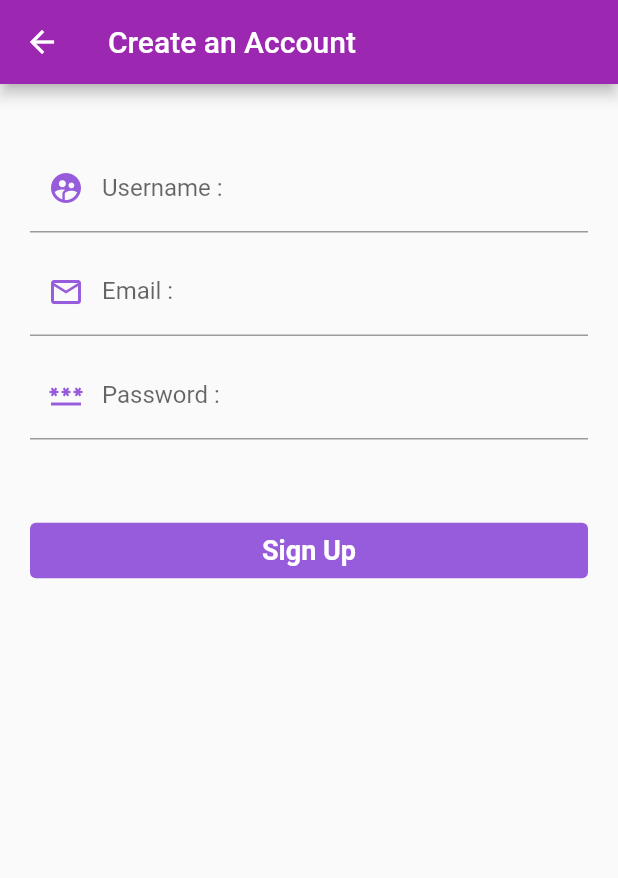
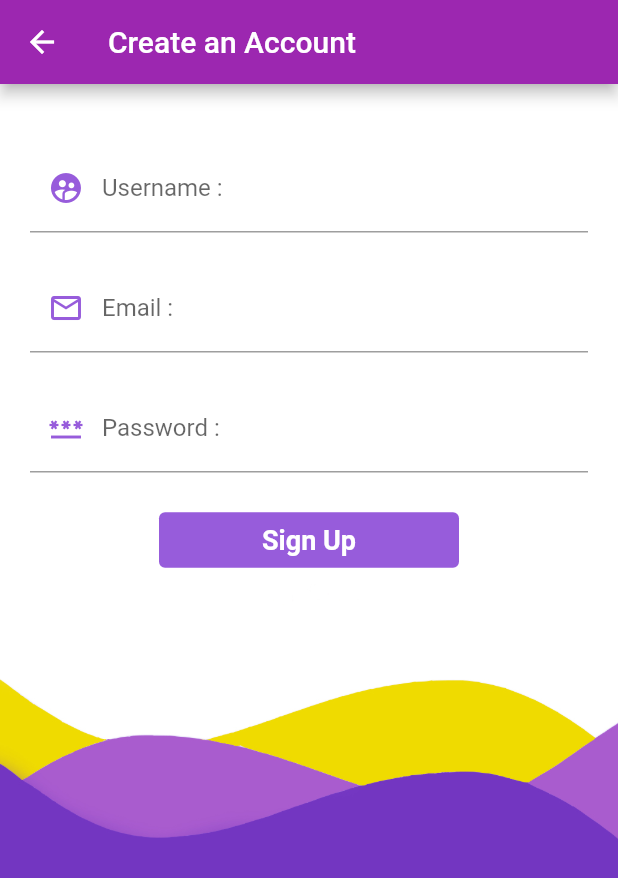
Before and after one commit to mehmetcanozcelik/QuizDone, a Flutter app: the screen it shows after launch, after a tap on "Create an Account", on a phone screen of 412 x 824 dp. Shown: the top 878 px of the screen. Run offline on Flutter 3.47's test engine with Material 2 defaults, Android fonts, the phone set to English and light mode, and no system bars; our stand-ins replace cloud_firestore, firebase_auth, google_sign_in, random_string; accounts and stored records are empty.

Commit message:
16.05.2023 Forgot Password method completed and some features are fixed. All designs are completed.

```diff
--- a/lib/constants.dart
+++ b/lib/constants.dart
@@ -15,3 +15,5 @@ const Color deepPurpleOverlay = Color(0xFF7637c3);
 const Color yellowOverlay = Color(0xFFE9E646);
 const Color blackOverlay = Color(0xCB60378F);
 const Color lightpurpleOverlay = Color(0xFFCA65F8);
+
+const Color deepestPurple = Color(0xFF7336c1);
--- a/lib/main.dart
+++ b/lib/main.dart
@@ -5,8 +5,11 @@ import 'package:quizdone/directed.dart';
 import 'package:quizdone/models/questionModel.dart';
 import 'package:quizdone/services/authenticationservices.dart';
 import 'package:quizdone/services/database.dart';
+import 'package:flutter/services.dart';
 
-void main() {
+Future main() async {
+  WidgetsFlutterBinding.ensureInitialized();
+  SystemChrome.setEnabledSystemUIMode(SystemUiMode.immersiveSticky);
   runApp(MyApp());
 }
 
--- a/lib/pages/createAccount.dart
+++ b/lib/pages/createAccount.dart
@@ -27,7 +27,12 @@ class _CreateAccountState extends State<CreateAccount> {
         appBar: AppBar(
           title: Text("Create an Account"),
         ),
-        body: ListView(
+        body: Container(
+          decoration: BoxDecoration(
+              image: DecorationImage(
+                  image: AssetImage("assets/backgroundddd.jpg"),
+                  fit: BoxFit.cover)),
+          child: ListView(
             children: [
               loading
                   ? LinearProgressIndicator()
@@ -43,7 +48,12 @@ class _CreateAccountState extends State<CreateAccount> {
                     key: _formKey,
                     child: Column(
                       children: [
-                      TextFormField(
+                        ConstrainedBox(
+                          constraints: BoxConstraints(
+                            maxHeight: 80.0,
+                            minHeight: 80.0,
+                          ),
+                          child: TextFormField(
                               autocorrect: true,
                               decoration: InputDecoration(
                                   hintText: "Enter an Username",
@@ -65,10 +75,13 @@ class _CreateAccountState extends State<CreateAccount> {
                               onSaved: (enteredValue) {
                                 username = enteredValue;
                               }),
-                      SizedBox(
-                        height: 10.0,
                         ),
-                      TextFormField(
+                        ConstrainedBox(
+                          constraints: BoxConstraints(
+                            maxHeight: 80.0,
+                            minHeight: 80.0,
+                          ),
+                          child: TextFormField(
                             autocorrect: true,
                             keyboardType: TextInputType.emailAddress,
                             decoration: InputDecoration(
@@ -91,10 +104,13 @@ class _CreateAccountState extends State<CreateAccount> {
                               email = enteredValue;
                             },
                           ),
-                      SizedBox(
-                        height: 10.0,
                         ),
-                      TextFormField(
+                        ConstrainedBox(
+                          constraints: BoxConstraints(
+                            maxHeight: 80.0,
+                            minHeight: 80.0,
+                          ),
+                          child: TextFormField(
                               obscureText: true,
                               decoration: InputDecoration(
                                   hintText: "Enter Your Password",
@@ -115,11 +131,9 @@ class _CreateAccountState extends State<CreateAccount> {
                               onSaved: (enteredValue) {
                                 password = enteredValue;
                               }),
-                      SizedBox(
-                        height: 50.0,
                         ),
                         Container(
-                        width: double.infinity,
+                          width: 200.0,
                           child: TextButton(
                             onPressed: _createUser,
                             child: Text(
@@ -137,6 +151,7 @@ class _CreateAccountState extends State<CreateAccount> {
                     )),
               )
             ],
+          ),
         ));
   }
 
@@ -157,6 +172,7 @@ class _CreateAccountState extends State<CreateAccount> {
           FirestoreService()
               .createUser(id: kullanici.id, email: email, username: username);
         }
+        showSnackBar();
         Navigator.pop(context);
       } catch (error) {
         setState(() {
@@ -185,4 +201,13 @@ class _CreateAccountState extends State<CreateAccount> {
     var snackBar = SnackBar(content: Text(errorMessage.toString()));
     ScaffoldMessenger.of(context).showSnackBar(snackBar);
   }
+
+  showSnackBar() {
+    String errorMessage;
+
+    errorMessage = "Welcome to QuizDone!";
+
+    var snackBar = SnackBar(content: Text(errorMessage.toString()));
+    ScaffoldMessenger.of(context).showSnackBar(snackBar);
   }
+}
--- a/lib/pages/loginpage.dart
+++ b/lib/pages/loginpage.dart
@@ -5,6 +5,7 @@ import 'package:provider/provider.dart';
 import 'package:quizdone/constants.dart';
 import 'package:quizdone/models/kullanici.dart';
 import 'package:quizdone/pages/createAccount.dart';
+import 'package:quizdone/pages/resetPassword.dart';
 import 'package:quizdone/services/authenticationservices.dart';
 import 'package:quizdone/services/firestoreService.dart';
 
@@ -22,14 +23,22 @@ class _LoginPageState extends State<LoginPage> {
   String email, password;
   @override
   Widget build(BuildContext context) {
-    return Scaffold(
+    return Container(
+      decoration: BoxDecoration(
+          image: DecorationImage(
+              image: AssetImage("assets/backgroundddd.jpg"),
+              fit: BoxFit.cover)),
+      child: Scaffold(
+        backgroundColor: Colors.transparent,
         key: _scaffoldKey,
         body: Stack(
           children: [
             _pageElements(),
             _loadingAnimation(),
           ],
-        ));
+        ),
+      ),
+    );
   }
 
   Widget _loadingAnimation() {
@@ -54,7 +63,12 @@ class _LoginPageState extends State<LoginPage> {
           SizedBox(
             height: 40.0,
           ),
-          TextFormField(
+          ConstrainedBox(
+            constraints: BoxConstraints(
+              maxHeight: 70.0,
+              minHeight: 70.0,
+            ),
+            child: TextFormField(
               autocorrect: true,
               keyboardType: TextInputType.emailAddress,
               decoration: InputDecoration(
@@ -74,10 +88,13 @@ class _LoginPageState extends State<LoginPage> {
               },
               onSaved: (enteredValue) => email = enteredValue,
             ),
-          SizedBox(
-            height: 10.0,
           ),
-          TextFormField(
+          ConstrainedBox(
+            constraints: BoxConstraints(
+              maxHeight: 70.0,
+              minHeight: 70.0,
+            ),
+            child: TextFormField(
               obscureText: true,
               decoration: InputDecoration(
                   hintText: "Password",
@@ -96,8 +113,9 @@ class _LoginPageState extends State<LoginPage> {
               },
               onSaved: (enteredValue) => password = enteredValue,
             ),
+          ),
           SizedBox(
-            height: 20.0,
+            height: 10.0,
           ),
           Row(
             children: [
@@ -111,7 +129,7 @@ class _LoginPageState extends State<LoginPage> {
                         fontWeight: FontWeight.bold,
                         color: Colors.white),
                   ),
-                  style: TextButton.styleFrom(backgroundColor: buttonColor),
+                  style: TextButton.styleFrom(backgroundColor: Colors.green),
                 ),
               ),
               SizedBox(
@@ -137,7 +155,11 @@ class _LoginPageState extends State<LoginPage> {
             ],
           ),
           SizedBox(height: 10.0),
-          Center(child: Text("or")),
+          Center(
+              child: Text(
+            "or",
+            style: TextStyle(color: Colors.white),
+          )),
           SizedBox(height: 10.0),
           InkWell(
             onTap: _signinWithGoogle,
@@ -148,7 +170,17 @@ class _LoginPageState extends State<LoginPage> {
             ),
           ),
           SizedBox(height: 20.0),
-          Center(child: Text("Forgot my Password")),
+          Row(mainAxisAlignment: MainAxisAlignment.center, children: [
+            TextButton(
+              child: Text(
+                "Forgot your Password?",
+                style:
+                    TextStyle(color: Colors.white, fontWeight: FontWeight.bold),
+              ),
+              onPressed: () => Navigator.of(context)
+                  .push(MaterialPageRoute(builder: (context) => ResetPage())),
+            )
+          ]),
         ],
       ),
     );
--- a/pubspec.yaml
+++ b/pubspec.yaml
@@ -75,6 +75,7 @@ flutter:
      - assets/backgroundd.jpg
      - assets/backgrounddd.jpg
      - assets/finish.jpg
+     - assets/backgroundddd.jpg
 
 
 
```
Also changed, not shown: lib/pages/addQuestion.dart (+24 -7 lines), lib/pages/mainpage.dart (+8 -4 lines), lib/pages/playQuiz.dart (+8 -5 lines), lib/pages/resetPassword.dart (added, +127 -0 lines), lib/pages/results.dart (+23 -1 lines), lib/pages/suggestQuiz.dart (+12 -6 lines), lib/widgets/finishQuiz_button.dart (+4 -4 lines), lib/widgets/next_button.dart (+3 -4 lines), assets/QuizDonecolor.png, assets/backgroundddd.jpg (added), assets/finish.jpg. Lines whose indentation alone changed are shown as unchanged.
